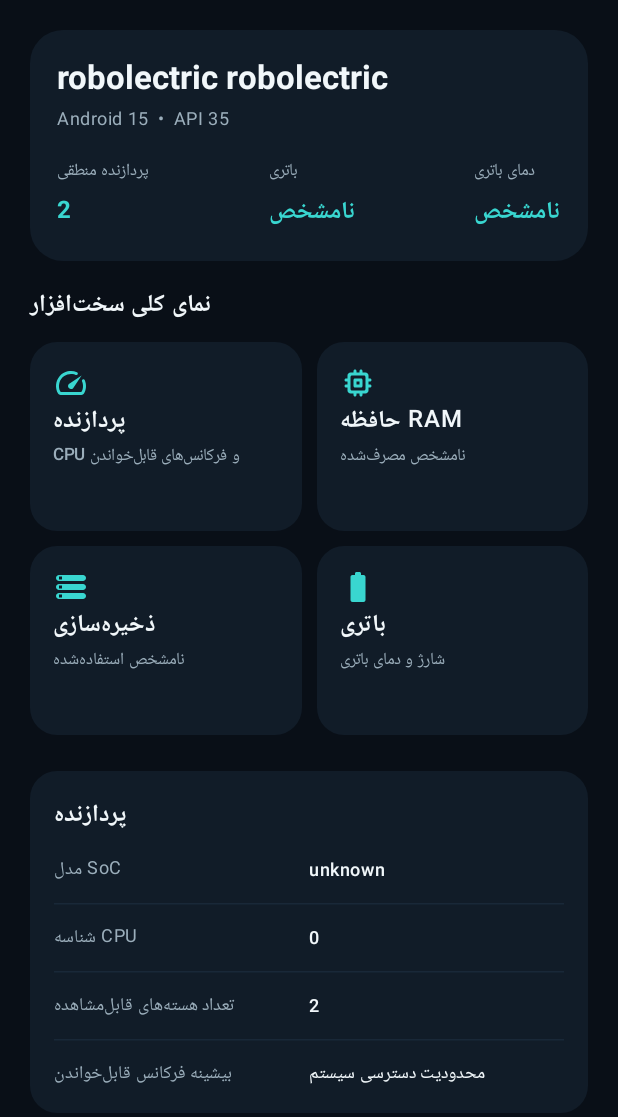
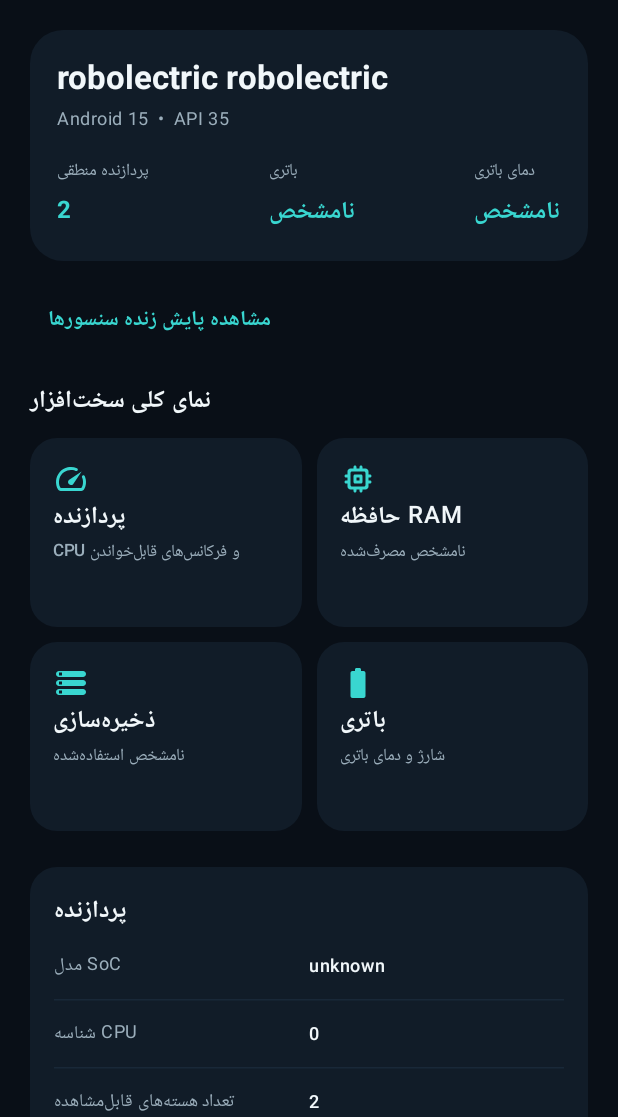
Before and after one commit to theslyapex/sakhtafzar-shenas, an Android app built with Jetpack Compose: the screen it shows after launch (MainActivity), on a phone screen of 412 x 824 dp, the part 119-1236 px from its top. Run offline under Robolectric (Android 15) with nearby library versions, the phone set to English and light mode, and no system bars.

Commit message:
feat: connect dashboard to live sensor monitor

```diff
--- a/app/src/main/java/ir/alishams/hardwareshenas/ui/HardwareShenasApp.kt
+++ b/app/src/main/java/ir/alishams/hardwareshenas/ui/HardwareShenasApp.kt
@@ -27,8 +27,12 @@ import androidx.compose.material3.Icon
 import androidx.compose.material3.MaterialTheme
 import androidx.compose.material3.Scaffold
 import androidx.compose.material3.Text
+import androidx.compose.material3.TextButton
 import androidx.compose.runtime.Composable
+import androidx.compose.runtime.getValue
+import androidx.compose.runtime.mutableStateOf
 import androidx.compose.runtime.remember
+import androidx.compose.runtime.setValue
 import androidx.compose.ui.Alignment
 import androidx.compose.ui.Modifier
 import androidx.compose.ui.graphics.vector.ImageVector
@@ -50,6 +54,7 @@ private data class DashboardModule(val title: String, val subtitle: String, val
 @Composable
 fun HardwareShenasApp() {
     val context = LocalContext.current
+    var showSensors by remember { mutableStateOf(false) }
     val snapshot = remember { DeviceInfoReader(context).readSnapshot() }
     val details = remember { HardwareDetailsReader(context).read() }
     val usedRam = (details.memory.totalBytes - details.memory.availableBytes).coerceAtLeast(0L)
@@ -64,6 +69,9 @@ fun HardwareShenasApp() {
     )
 
     Scaffold(containerColor = Midnight) { padding ->
+        if (showSensors) {
+            SensorMonitorScreen(onBack = { showSensors = false }, modifier = Modifier.padding(padding))
+        } else {
         LazyColumn(
             modifier = Modifier
                 .fillMaxSize()
@@ -92,6 +100,11 @@ fun HardwareShenasApp() {
                 }
             }
             item { DeviceHero(snapshot) }
+            item {
+                TextButton(onClick = { showSensors = true }) {
+                    Text("مشاهده پایش زنده سنسورها", color = CyanAccent, fontWeight = FontWeight.SemiBold)
+                }
+            }
             item {
                 Column {
                     Text("نمای کلی سخت‌افزار", style = MaterialTheme.typography.titleMedium, fontWeight = FontWeight.Bold, color = MaterialTheme.colorScheme.onBackground)
@@ -144,6 +157,7 @@ fun HardwareShenasApp() {
                     style = MaterialTheme.typography.labelSmall
                 )
             }
+        }
         }
     }
 }
```
